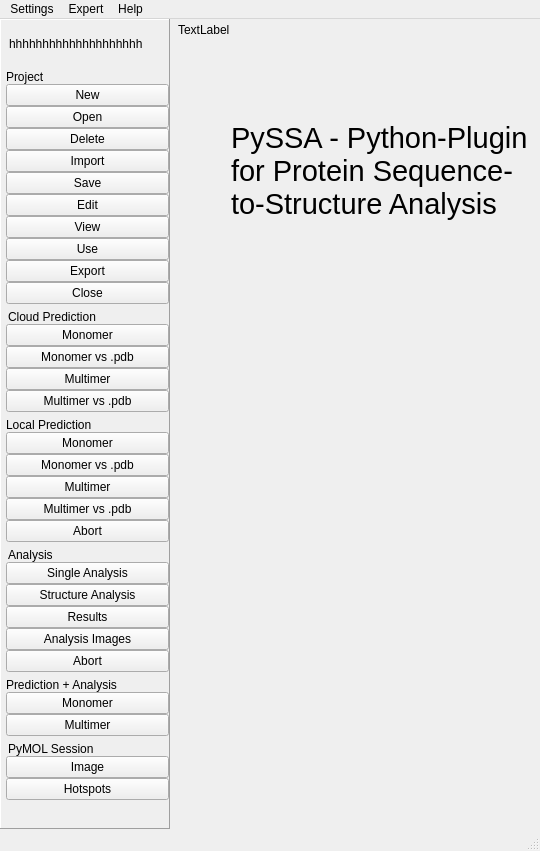
Old version of the form pyssa/gui/ui/forms/mainWindow_alt.ui in the repository urban233/PySSA.
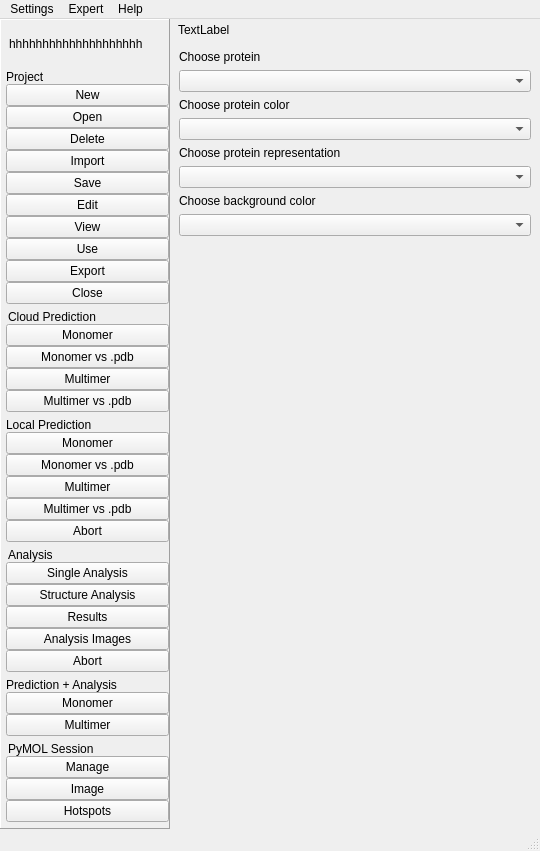
New version of the form. The open tabs and pages were chosen to show the change. Icons and pictures are not drawn.

Commit message: feat: basic setup of manage pymol session page

What changed in the file:
```diff
--- a/pyssa/gui/ui/forms/mainWindow_alt.ui
+++ b/pyssa/gui/ui/forms/mainWindow_alt.ui
@@ -181,9 +181,9 @@
                 <property name="geometry">
                  <rect>
                   <x>0</x>
-                  <y>0</y>
+                  <y>-12</y>
                   <width>146</width>
-                  <height>770</height>
+                  <height>793</height>
                  </rect>
                 </property>
                 <layout class="QVBoxLayout" name="verticalLayout_115">
@@ -535,6 +535,13 @@
                      </property>
                     </widget>
                    </item>
+                   <item>
+                    <widget class="QPushButton" name="btn_manage_session">
+                     <property name="text">
+                      <string>Manage</string>
+                     </property>
+                    </widget>
+                   </item>
                    <item>
                     <widget class="QPushButton" name="btn_image_page">
                      <property name="focusPolicy">
@@ -6842,6 +6849,79 @@
               </item>
              </layout>
             </widget>
+            <widget class="QWidget" name="page_7">
+             <layout class="QVBoxLayout" name="verticalLayout_141">
+              <item>
+               <layout class="QVBoxLayout" name="verticalLayout_117">
+                <item>
+                 <widget class="QLabel" name="lbl_manage_choose_protein">
+                  <property name="text">
+                   <string>Choose protein</string>
+                  </property>
+                 </widget>
+                </item>
+                <item>
+                 <widget class="QComboBox" name="box_manage_choose_protein"/>
+                </item>
+               </layout>
+              </item>
+              <item>
+               <layout class="QVBoxLayout" name="verticalLayout_118">
+                <item>
+                 <widget class="QLabel" name="lbl_manage_choose_color">
+                  <property name="text">
+                   <string>Choose protein color</string>
+                  </property>
+                 </widget>
+                </item>
+                <item>
+                 <widget class="QComboBox" name="box_manage_choose_color"/>
+                </item>
+               </layout>
+              </item>
+              <item>
+               <layout class="QVBoxLayout" name="verticalLayout_119">
+                <item>
+                 <widget class="QLabel" name="lbl_manage_choose_representation">
+                  <property name="text">
+                   <string>Choose protein representation</string>
+                  </property>
+                 </widget>
+                </item>
+                <item>
+                 <widget class="QComboBox" name="box_manage_choose_representation"/>
+                </item>
+               </layout>
+              </item>
+              <item>
+               <layout class="QVBoxLayout" name="verticalLayout_120">
+                <item>
+                 <widget class="QLabel" name="lbl_manage_choose_bg_color">
+                  <property name="text">
+                   <string>Choose background color</string>
+                  </property>
+                 </widget>
+                </item>
+                <item>
+                 <widget class="QComboBox" name="box_manage_choose_bg_color"/>
+                </item>
+               </layout>
+              </item>
+              <item>
+               <spacer name="verticalSpacer_21">
+                <property name="orientation">
+                 <enum>Qt::Vertical</enum>
+                </property>
+                <property name="sizeHint" stdset="0">
+                 <size>
+                  <width>20</width>
+                  <height>580</height>
+                 </size>
+                </property>
+               </spacer>
+              </item>
+             </layout>
+            </widget>
            </widget>
           </item>
          </layout>
```
Left out of the diff: 4 changed lines with no effect on the pictures. The commit also changes 5 other files.
